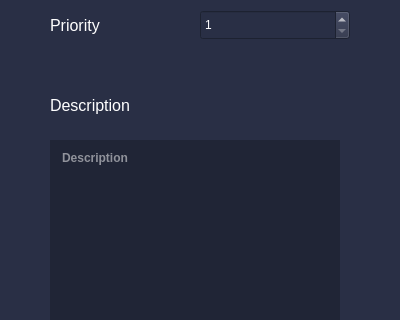
Before: the Qt Designer form ETM/editTask.ui in yusufnasserdev/Employees-Task-Manager, drawn with Qt 5; both pictures show x 0 to 400 and y 130 to 450 of the 400 by 550 pixel window.
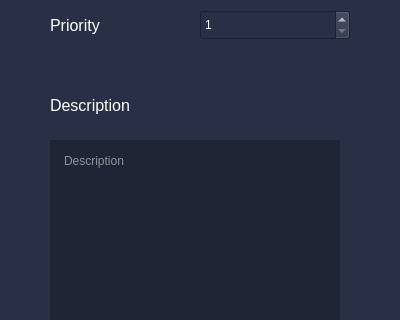
After: the same form once the commit is applied. Icons and pictures are not drawn.

Commit message: Add: fixed size for all windows Fix: Description not entering new line Fix: cells in qtableView Add: Capitalized the first letter of the username

```diff
--- a/ETM/editTask.ui
+++ b/ETM/editTask.ui
@@ -239,27 +239,7 @@
     <string>task title</string>
    </property>
   </widget>
-  <widget class="QLineEdit" name="description">
-   <property name="geometry">
-    <rect>
-     <x>50</x>
-     <y>270</y>
-     <width>290</width>
-     <height>201</height>
-    </rect>
-   </property>
-   <property name="styleSheet">
-    <string notr="true">border: none;
-background-color: rgb(32, 37, 54)</string>
-   </property>
-   <property name="alignment">
-    <set>Qt::AlignLeading|Qt::AlignLeft|Qt::AlignTop</set>
-   </property>
-   <property name="placeholderText">
-    <string>Description</string>
-   </property>
-  </widget>
-  <widget class="QLabel" name="label_7">
+  <widget class="QLabel" name="label_Description">
    <property name="geometry">
     <rect>
      <x>50</x>
@@ -311,6 +291,32 @@
     <number>10</number>
    </property>
   </widget>
+  <widget class="QTextEdit" name="description">
+   <property name="geometry">
+    <rect>
+     <x>50</x>
+     <y>270</y>
+     <width>290</width>
+     <height>200</height>
+    </rect>
+   </property>
+   <property name="styleSheet">
+    <string notr="true">border: none;
+background-color: rgb(32, 37, 54);
+padding: 10px;
+</string>
+   </property>
+   <property name="html">
+    <string>&lt;!DOCTYPE HTML PUBLIC &quot;-//W3C//DTD HTML 4.0//EN&quot; &quot;http://www.w3.org/TR/REC-html40/strict.dtd&quot;&gt;
+&lt;html&gt;&lt;head&gt;&lt;meta name=&quot;qrichtext&quot; content=&quot;1&quot; /&gt;&lt;style type=&quot;text/css&quot;&gt;
+p, li { white-space: pre-wrap; }
+&lt;/style&gt;&lt;/head&gt;&lt;body style=&quot; font-family:'MS Shell Dlg 2'; font-size:7.8pt; font-weight:400; font-style:normal;&quot;&gt;
+&lt;p style=&quot;-qt-paragraph-type:empty; margin-top:0px; margin-bottom:0px; margin-left:0px; margin-right:0px; -qt-block-indent:0; text-indent:0px;&quot;&gt;&lt;br /&gt;&lt;/p&gt;&lt;/body&gt;&lt;/html&gt;</string>
+   </property>
+   <property name="placeholderText">
+    <string>Description</string>
+   </property>
+  </widget>
  </widget>
  <layoutdefault spacing="6" margin="11"/>
  <resources/>
```
Left out of the diff: 2 changed lines with no effect on the pictures. The commit also changes 12 other files.
